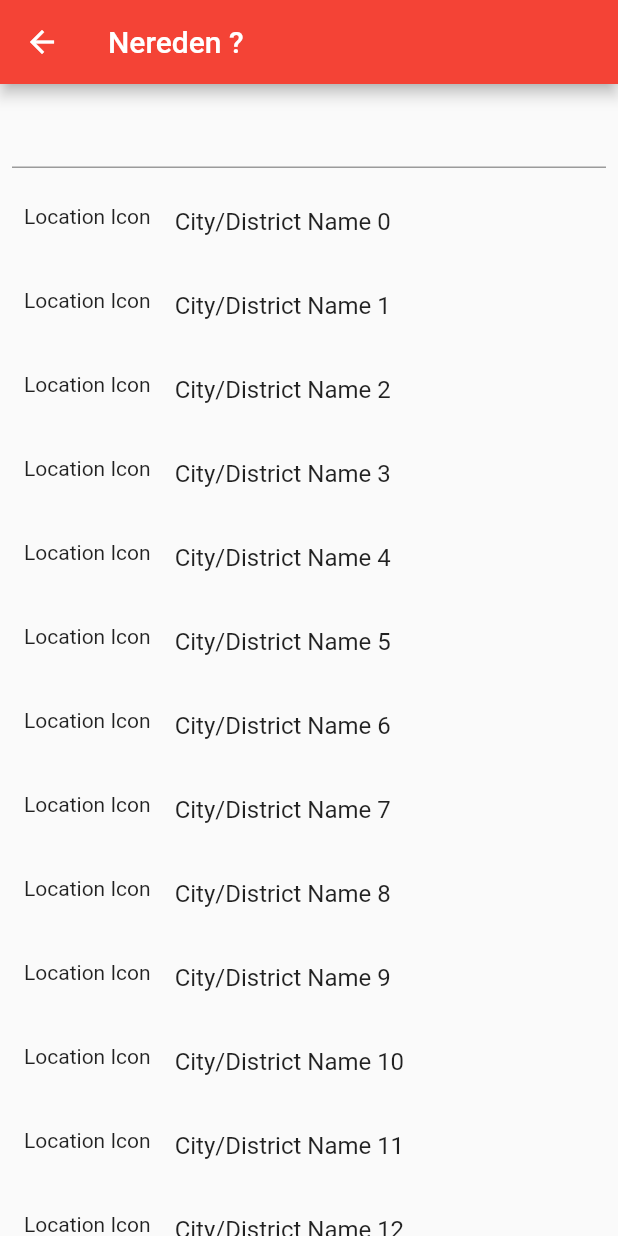
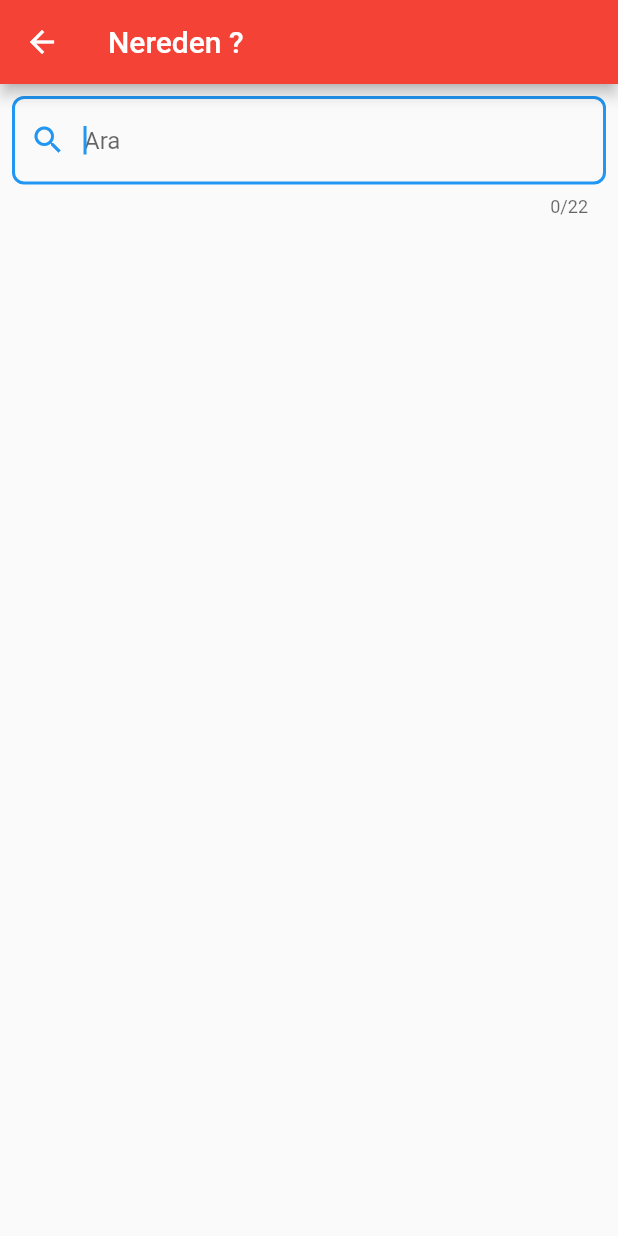
Before and after one commit to SalihCanBinboga/Flutter-Location_Based_List_Search, a Flutter app: the SearchScreen screen opened directly, on a phone screen of 412 x 824 dp. Run offline on Flutter 3.47's test engine with Material 2 defaults, Android fonts, the phone set to English and light mode, and no system bars.

Commit message:
Create SearchViewModel Create SearchViewModel instance for provider Generate viewmodel logic Create local repository _______________________________ Static location search completed

```diff
--- /dev/null
+++ b/lib/data/local/models/SearchRepositroy.dart
@@ -0,0 +1,17 @@
+import 'dart:convert';
+import 'package:flutter/material.dart';
+import 'package:flutter_location_based_search/data/local/models/CityDistrictModel.dart';
+
+class SearchRepoSitory {
+
+  BuildContext context;
+  SearchRepoSitory(this.context);
+
+
+  Future<List<CityDistrictModel>> getCityDistrictList() async {
+    String jsonData = await DefaultAssetBundle.of(context).loadString("assets/city_district.json");
+    return (json.decode(jsonData) as List).map((singleObject) => CityDistrictModel.fromJson(singleObject)).toList();
+  }
+
+
+}
--- a/lib/ui/screen/SearchScreen.dart
+++ b/lib/ui/screen/SearchScreen.dart
@@ -1,6 +1,15 @@
 import 'package:flutter/material.dart';
+import 'package:flutter_location_based_search/ui/screen/SearchScreenViewModel.dart';
+import 'package:provider/provider.dart';
 
-class SearchScreen extends StatelessWidget {
+class SearchScreen extends StatefulWidget {
+  @override
+  _SearchScreenState createState() => _SearchScreenState();
+}
+
+class _SearchScreenState extends State<SearchScreen> {
+
+
   @override
   Widget build(BuildContext context) {
     return Scaffold(
@@ -11,26 +20,46 @@ class SearchScreen extends StatelessWidget {
         mainAxisSize: MainAxisSize.max,
         mainAxisAlignment: MainAxisAlignment.start,
         children: <Widget>[
-          Padding(
-            padding: const EdgeInsets.all(8.0),
-            child: TextField(),
+          _searchTextField,
+          _resultListView,
+        ],
       ),
-          Flexible(
+    );
+  }
+
+  get _resultListView => Flexible(
         child: ListView.builder(
           itemBuilder: (BuildContext context, int index) {
+            List<String> _resultList = context.watch<SearchScreenViewModel>().searchResultList;
             return ListTile(
-                  leading: Text("Location Icon"),
-                  title: Text("City/District Name $index"),
+              leading: Icon(Icons.location_on),
+              title: Text(_resultList[index]),
               onTap: () {
                 print('Selected City Index $index');
               },
             );
           },
-              itemCount: 20,
+          itemCount: context.watch<SearchScreenViewModel>().searchResultList.length,
         ),
-          )
-        ],
+      );
+  get _searchTextField => Padding(
+        padding: const EdgeInsets.all(8.0),
+        child: TextField(
+          autofocus: true,
+          //enabled: context.watch<SearchScreenViewModel>().state != SearchState.Searching ? true : false,
+          decoration: InputDecoration(
+            hintText: "Ara",
+            border: OutlineInputBorder(
+              borderRadius: BorderRadius.all(Radius.circular(8)),
+            ),
+            prefixIcon: Icon(Icons.search),
+          ),
+          keyboardType: TextInputType.text,
+          textInputAction: TextInputAction.search,
+          maxLength: 22,
+          onChanged: (String text) {
+            context.read<SearchScreenViewModel>().searchText(text);
+          },
         ),
       );
 }
-}
--- /dev/null
+++ b/lib/ui/screen/SearchScreenViewModel.dart
@@ -0,0 +1,53 @@
+import 'package:flutter/material.dart';
+import 'package:flutter_location_based_search/data/local/models/CityDistrictModel.dart';
+import 'package:flutter_location_based_search/data/local/models/SearchRepositroy.dart';
+
+enum SearchState { Idle, Searching, Seached }
+
+class SearchScreenViewModel with ChangeNotifier {
+  SearchRepoSitory _repo;
+  SearchState _state = SearchState.Idle;
+  List<String> _searchResultList;
+
+  List<String> get searchResultList => _searchResultList;
+
+  SearchScreenViewModel(BuildContext context) {
+    _repo = SearchRepoSitory(context);
+    _searchResultList = List();
+  }
+
+  searchText(String searchText) async {
+    _state = SearchState.Searching;
+    notifyListeners();
+    if (searchText.isEmpty) {
+
+      _state = SearchState.Seached;
+      _searchResultList.clear();
+      notifyListeners();
+
+    } else {
+
+      List<CityDistrictModel> cityDistrictList = await _repo.getCityDistrictList();
+      _searchResultList.clear();
+
+      cityDistrictList.forEach((element) {
+        if (element.cityName.toLowerCase().contains(searchText) || element.cityName.toUpperCase().contains(searchText)) {
+          _searchResultList.add(element.cityName);
+        }
+
+        element.districtList.forEach((district) {
+          if (district.toLowerCase().contains(searchText) || district.toUpperCase().contains(searchText)) {
+            _searchResultList.add("${element.cityName}/$district");
+          }
+        });
+      });
+
+      _searchResultList.sort();
+
+      _state = SearchState.Seached;
+      notifyListeners();
+    }
+  }
+
+  SearchState get state => _state;
+}
```
Also changed, not shown: lib/main.dart (+11 -7 lines). Lines whose indentation alone changed are shown as unchanged.
